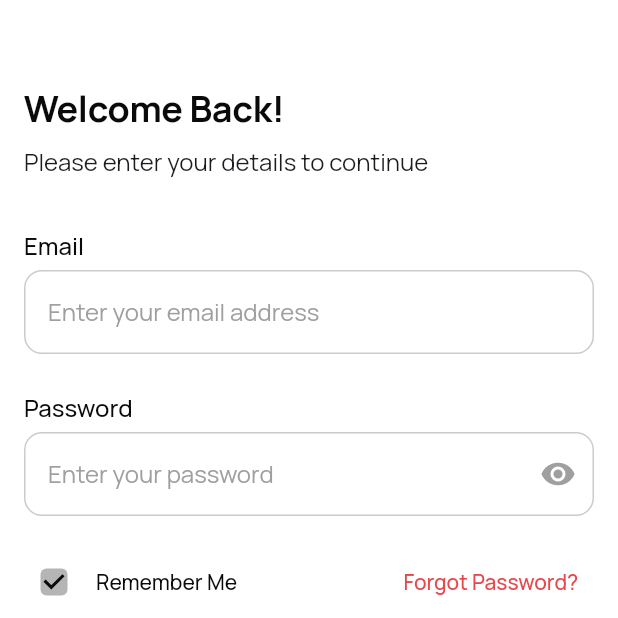
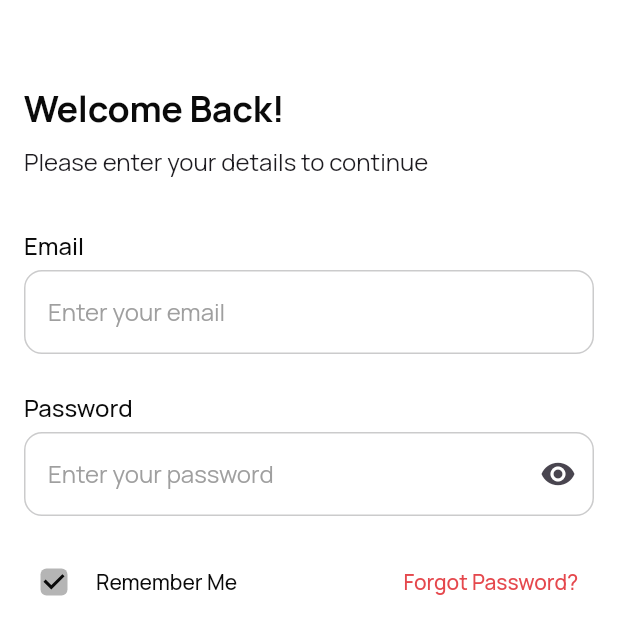
Before and after one commit to ayushh-gautam/Bizflow, a Flutter app: the screen it shows after launch, on a phone screen of 412 x 824 dp, the top half of it. Run offline on Flutter 3.47's test engine with Material 3 defaults, Android fonts, the phone set to English and light mode, and no system bars; our stand-ins replace bloc, equatable, firebase_core, flutter_bloc, flutter_screenutil, flutter_svg and 4 more; accounts and stored records are empty.

Commit message:
ref: optimized code

```diff
--- a/lib/features/authentication/login/presentation/pages/login_page.dart
+++ b/lib/features/authentication/login/presentation/pages/login_page.dart
@@ -4,6 +4,8 @@ import 'package:bizflow/features/authentication/signup/presentation/pages/create
 import 'package:bizflow/config/routes/imports.dart';
 import 'package:flutter/material.dart';
 import 'package:flutter_svg/svg.dart';
+
+import '../../../../../core/common/custom_textfield_section.dart';
 
 class LoginPage extends StatefulWidget {
   const LoginPage({super.key});
@@ -43,35 +45,22 @@ class _LoginPageState extends State<LoginPage> {
                     myStyle: bodybodymddefault,
                   ),
                   Gap(32.h),
-                  CustomText(
-                    text: 'Email',
-                    myStyle: bodybodymdmedium.copyWith(
-                        color: customColors.textDefault),
-                  ),
-                  Gap(4.h),
-                  KTextField(
-                    controller: emailcontroller,
-                    placeholder: 'Enter your email address',
-                  ),
+                  TextFieldSection(
+                      controller: emailcontroller,
+                      title: 'Email',
+                      placeholder: 'Enter your email',
+                      customColors: customColors),
                   // controller
-
                   Gap(24.h),
 
-                  CustomText(
-                    text: 'Password',
-                    myStyle: bodybodymdmedium.copyWith(
-                        color: customColors.textDefault),
-                  ),
-                  Gap(4.h),
-
-                  KTextField(
-                    controller: passwordcontroller,
-                    placeholder: 'Enter your password',
-                    trailing: Icon(
-                      Icons.visibility,
-                      color: customColors.textTeritary,
-                    ),
-                  ),
+                  TextFieldSection(
+                      customColors: customColors,
+                      title: 'Password',
+                      password: true,
+                      trailingTapped: () {},
+                      trailing: const Icon(Icons.visibility),
+                      controller: passwordcontroller,
+                      placeholder: 'Enter your password'),
                   Gap(24.h),
 
                   Row(
@@ -112,11 +101,7 @@ class _LoginPageState extends State<LoginPage> {
                       )
                     ],
                   ),
-                  // controller
-
-                  // controller
                   Gap(32.h),
-
                   CustomButton(
                     onTap: () {
                       Navigator.pushAndRemoveUntil(
@@ -130,9 +115,7 @@ class _LoginPageState extends State<LoginPage> {
                     titleColor: customColors.brandSecondary!,
                     buttonColor: customColors.brandPrimary!,
                   ),
-
                   Gap(24.h),
-
                   CustomButton(
                       leading: SvgPicture.asset(
                         SvgAsset.google,
@@ -141,8 +124,6 @@ class _LoginPageState extends State<LoginPage> {
                       title: 'Continue with Google',
                       titleColor: customColors.brandPrimary!,
                       buttonColor: customColors.bgTeritary!),
-
-                  //button
                 ],
               ).addMargin(EdgeInsets.symmetric(horizontal: 16.w)),
             ),
```
